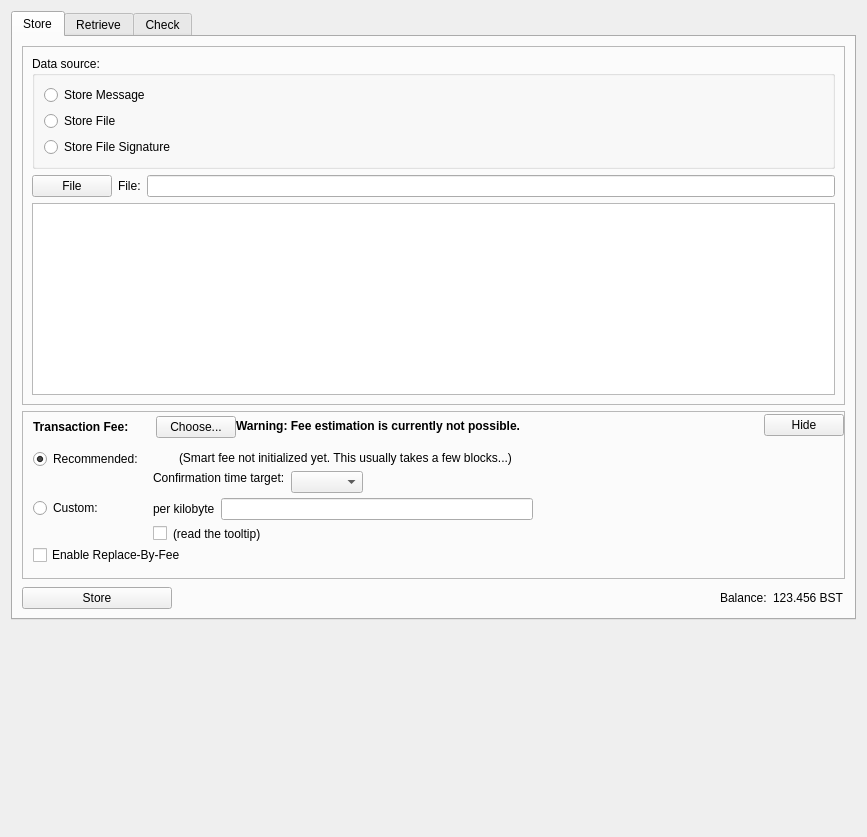
Before: the Qt Designer form src/qt/forms/datapage.ui in opodgorska/bst, drawn with Qt 5.
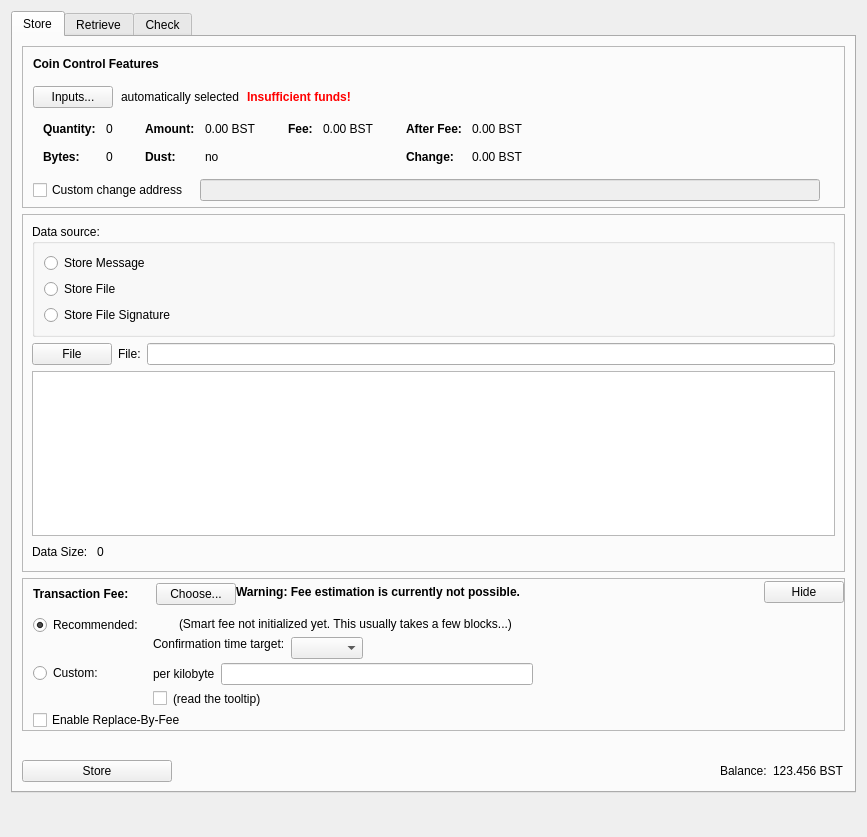
After: the same form once the commit is applied. Icons and pictures are not drawn. Custom widgets are drawn as their Qt base class.

Commit message: coin control feature added for games and blockstamp tabs

What changed in the file:
```diff
--- a/src/qt/forms/datapage.ui
+++ b/src/qt/forms/datapage.ui
@@ -24,6 +24,566 @@
        <string>Store</string>
       </attribute>
       <layout class="QVBoxLayout" name="verticalLayout_10">
+       <item>
+        <widget class="QFrame" name="frameCoinControl">
+         <property name="sizePolicy">
+          <sizepolicy hsizetype="Expanding" vsizetype="Expanding">
+           <horstretch>0</horstretch>
+           <verstretch>0</verstretch>
+          </sizepolicy>
+         </property>
+         <property name="maximumSize">
+          <size>
+           <width>16777215</width>
+           <height>16777215</height>
+          </size>
+         </property>
+         <property name="frameShape">
+          <enum>QFrame::StyledPanel</enum>
+         </property>
+         <property name="frameShadow">
+          <enum>QFrame::Sunken</enum>
+         </property>
+         <layout class="QVBoxLayout" name="verticalLayoutCoinControl2">
+          <property name="spacing">
+           <number>0</number>
+          </property>
+          <property name="leftMargin">
+           <number>0</number>
+          </property>
+          <property name="topMargin">
+           <number>0</number>
+          </property>
+          <property name="rightMargin">
+           <number>0</number>
+          </property>
+          <property name="bottomMargin">
+           <number>6</number>
+          </property>
+          <item>
+           <layout class="QVBoxLayout" name="verticalLayoutCoinControl" stretch="0,0,0,0,1">
+            <property name="spacing">
+             <number>0</number>
+            </property>
+            <property name="leftMargin">
+             <number>10</number>
+            </property>
+            <property name="topMargin">
+             <number>10</number>
+            </property>
+            <item>
+             <layout class="QHBoxLayout" name="horizontalLayoutCoinControl1">
+              <property name="bottomMargin">
+               <number>15</number>
+              </property>
+              <item>
+               <widget class="QLabel" name="labelCoinControlFeatures">
+                <property name="sizePolicy">
+                 <sizepolicy hsizetype="Preferred" vsizetype="Maximum">
+                  <horstretch>0</horstretch>
+                  <verstretch>0</verstretch>
+                 </sizepolicy>
+                </property>
+                <property name="font">
+                 <font>
+                  <weight>75</weight>
+                  <bold>true</bold>
+                 </font>
+                </property>
+                <property name="styleSheet">
+                 <string notr="true">font-weight:bold;</string>
+                </property>
+                <property name="text">
+                 <string>Coin Control Features</string>
+                </property>
+               </widget>
+              </item>
+             </layout>
+            </item>
+            <item>
+             <layout class="QHBoxLayout" name="horizontalLayoutCoinControl2" stretch="0,0,0,0">
+              <property name="spacing">
+               <number>8</number>
+              </property>
+              <property name="bottomMargin">
+               <number>10</number>
+              </property>
+              <item>
+               <widget class="QPushButton" name="pushButtonCoinControl">
+                <property name="styleSheet">
+                 <string notr="true"/>
+                </property>
+                <property name="text">
+                 <string>Inputs...</string>
+                </property>
+                <property name="autoDefault">
+                 <bool>false</bool>
+                </property>
+               </widget>
+              </item>
+              <item>
+               <widget class="QLabel" name="labelCoinControlAutomaticallySelected">
+                <property name="text">
+                 <string>automatically selected</string>
+                </property>
+                <property name="margin">
+                 <number>5</number>
+                </property>
+               </widget>
+              </item>
+              <item>
+               <widget class="QLabel" name="labelCoinControlInsuffFunds">
+                <property name="font">
+                 <font>
+                  <weight>75</weight>
+                  <bold>true</bold>
+                 </font>
+                </property>
+                <property name="styleSheet">
+                 <string notr="true">color:red;font-weight:bold;</string>
+                </property>
+                <property name="text">
+                 <string>Insufficient funds!</string>
+                </property>
+                <property name="margin">
+                 <number>5</number>
+                </property>
+               </widget>
+              </item>
+              <item>
+               <spacer name="horizontalSpacerCoinControl">
+                <property name="orientation">
+                 <enum>Qt::Horizontal</enum>
+                </property>
+                <property name="sizeHint" stdset="0">
+                 <size>
+                  <width>40</width>
+                  <height>1</height>
+                 </size>
+                </property>
+               </spacer>
+              </item>
+             </layout>
+            </item>
+            <item>
+             <widget class="QWidget" name="widgetCoinControl" native="true">
+              <property name="sizePolicy">
+               <sizepolicy hsizetype="Preferred" vsizetype="Preferred">
+                <horstretch>0</horstretch>
+                <verstretch>0</verstretch>
+               </sizepolicy>
+              </property>
+              <property name="minimumSize">
+               <size>
+                <width>0</width>
+                <height>0</height>
+               </size>
+              </property>
+              <property name="styleSheet">
+               <string notr="true"/>
+              </property>
+              <layout class="QHBoxLayout" name="horizontalLayoutCoinControl5">
+               <property name="leftMargin">
+                <number>0</number>
+               </property>
+               <property name="topMargin">
+                <number>0</number>
+               </property>
+               <property name="rightMargin">
+                <number>0</number>
+               </property>
+               <property name="bottomMargin">
+                <number>0</number>
+               </property>
+               <item>
+                <layout class="QHBoxLayout" name="horizontalLayoutCoinControl3" stretch="0,0,0,1">
+                 <property name="spacing">
+                  <number>20</number>
+                 </property>
+                 <property name="topMargin">
+                  <number>0</number>
+                 </property>
+                 <property name="bottomMargin">
+                  <number>10</number>
+                 </property>
+                 <item>
+                  <layout class="QFormLayout" name="formLayoutCoinControl1">
+                   <property name="horizontalSpacing">
+                    <number>10</number>
+                   </property>
+                   <property name="verticalSpacing">
+                    <number>14</number>
+                   </property>
+                   <property name="leftMargin">
+                    <number>10</number>
+                   </property>
+                   <property name="topMargin">
+                    <number>4</number>
+                   </property>
+                   <property name="rightMargin">
+                    <number>6</number>
+                   </property>
+                   <item row="0" column="0">
+                    <widget class="QLabel" name="labelCoinControlQuantityText">
+                     <property name="font">
+                      <font>
+                       <weight>75</weight>
+                       <bold>true</bold>
+                      </font>
+                     </property>
+                     <property name="text">
+                      <string>Quantity:</string>
+                     </property>
+                     <property name="margin">
+                      <number>0</number>
+                     </property>
+                    </widget>
+                   </item>
+                   <item row="0" column="1">
+                    <widget class="QLabel" name="labelCoinControlQuantity">
+                     <property name="cursor">
+                      <cursorShape>IBeamCursor</cursorShape>
+                     </property>
+                     <property name="contextMenuPolicy">
+                      <enum>Qt::ActionsContextMenu</enum>
+                     </property>
+                     <property name="text">
+                      <string notr="true">0</string>
+                     </property>
+                     <property name="margin">
+                      <number>0</number>
+                     </property>
+                     <property name="textInteractionFlags">
+                      <set>Qt::LinksAccessibleByMouse|Qt::TextSelectableByKeyboard|Qt::TextSelectableByMouse</set>
+                     </property>
+                    </widget>
+                   </item>
+                   <item row="1" column="0">
+                    <widget class="QLabel" name="labelCoinControlBytesText">
+                     <property name="font">
+                      <font>
+                       <weight>75</weight>
+                       <bold>true</bold>
+                      </font>
+                     </property>
+                     <property name="text">
+                      <string>Bytes:</string>
+                     </property>
+                    </widget>
+                   </item>
+                   <item row="1" column="1">
+                    <widget class="QLabel" name="labelCoinControlBytes">
+                     <property name="cursor">
+                      <cursorShape>IBeamCursor</cursorShape>
+                     </property>
+                     <property name="contextMenuPolicy">
+                      <enum>Qt::ActionsContextMenu</enum>
+                     </property>
+                     <property name="text">
+                      <string notr="true">0</string>
+                     </property>
+                     <property name="textInteractionFlags">
+                      <set>Qt::LinksAccessibleByMouse|Qt::TextSelectableByKeyboard|Qt::TextSelectableByMouse</set>
+                     </property>
+                    </widget>
+                   </item>
+                  </layout>
+                 </item>
+                 <item>
+                  <layout class="QFormLayout" name="formLayoutCoinControl2">
+                   <property name="horizontalSpacing">
+                    <number>10</number>
+                   </property>
+                   <property name="verticalSpacing">
+                    <number>14</number>
+                   </property>
+                   <property name="leftMargin">
+                    <number>6</number>
+                   </property>
+                   <property name="topMargin">
+                    <number>4</number>
+                   </property>
+                   <property name="rightMargin">
+                    <number>6</number>
+                   </property>
+                   <item row="0" column="0">
+                    <widget class="QLabel" name="labelCoinControlAmountText">
+                     <property name="font">
+                      <font>
+                       <weight>75</weight>
+                       <bold>true</bold>
+                      </font>
+                     </property>
+                     <property name="text">
+                      <string>Amount:</string>
+                     </property>
+                     <property name="margin">
+                      <number>0</number>
+                     </property>
+                    </widget>
+                   </item>
+                   <item row="0" column="1">
+                    <widget class="QLabel" name="labelCoinControlAmount">
+                     <property name="cursor">
+                      <cursorShape>IBeamCursor</cursorShape>
+                     </property>
+                     <property name="contextMenuPolicy">
+                      <enum>Qt::ActionsContextMenu</enum>
+                     </property>
+                     <property name="text">
+                      <string notr="true">0.00 BST</string>
+                     </property>
+                     <property name="textInteractionFlags">
+                      <set>Qt::LinksAccessibleByMouse|Qt::TextSelectableByKeyboard|Qt::TextSelectableByMouse</set>
+                     </property>
+                    </widget>
+                   </item>
+                   <item row="1" column="0">
+                    <widget class="QLabel" name="labelCoinControlLowOutputText">
+                     <property name="font">
+                      <font>
+                       <weight>75</weight>
+                       <bold>true</bold>
+                      </font>
+                     </property>
+                     <property name="text">
+                      <string>Dust:</string>
+                     </property>
+                    </widget>
+                   </item>
+                   <item row="1" column="1">
+                    <widget class="QLabel" name="labelCoinControlLowOutput">
+                     <property name="cursor">
+                      <cursorShape>IBeamCursor</cursorShape>
+                     </property>
+                     <property name="contextMenuPolicy">
+                      <enum>Qt::ActionsContextMenu</enum>
+                     </property>
+                     <property name="text">
+                      <string notr="true">no</string>
+                     </property>
+                     <property name="textInteractionFlags">
+                      <set>Qt::LinksAccessibleByMouse|Qt::TextSelectableByKeyboard|Qt::TextSelectableByMouse</set>
+                     </property>
+                    </widget>
+                   </item>
+                  </layout>
+                 </item>
+                 <item>
+                  <layout class="QFormLayout" name="formLayoutCoinControl3">
+                   <property name="horizontalSpacing">
+                    <number>10</number>
+                   </property>
+                   <property name="verticalSpacing">
+                    <number>14</number>
+                   </property>
+                   <property name="leftMargin">
+                    <number>6</number>
+                   </property>
+                   <property name="topMargin">
+                    <number>4</number>
+                   </property>
+                   <property name="rightMargin">
+                    <number>6</number>
+                   </property>
+                   <item row="0" column="0">
+                    <widget class="QLabel" name="labelCoinControlFeeText">
+                     <property name="font">
+                      <font>
+                       <weight>75</weight>
+                       <bold>true</bold>
+                      </font>
+                     </property>
+                     <property name="text">
+                      <string>Fee:</string>
+                     </property>
+                     <property name="margin">
+                      <number>0</number>
+                     </property>
+                    </widget>
+                   </item>
+                   <item row="0" column="1">
+                    <widget class="QLabel" name="labelCoinControlFee">
+                     <property name="cursor">
+                      <cursorShape>IBeamCursor</cursorShape>
+                     </property>
+                     <property name="contextMenuPolicy">
+                      <enum>Qt::ActionsContextMenu</enum>
+                     </property>
+                     <property name="text">
+                      <string notr="true">0.00 BST</string>
+                     </property>
+                     <property name="textInteractionFlags">
+                      <set>Qt::LinksAccessibleByMouse|Qt::TextSelectableByKeyboard|Qt::TextSelectableByMouse</set>
+                     </property>
+                    </widget>
+                   </item>
+                  </layout>
+                 </item>
+                 <item>
+                  <layout class="QFormLayout" name="formLayoutCoinControl4">
+                   <property name="horizontalSpacing">
+                    <number>10</number>
+                   </property>
+                   <property name="verticalSpacing">
+                    <number>14</number>
+                   </property>
+                   <property name="leftMargin">
+                    <number>6</number>
+                   </property>
+                   <property name="topMargin">
+                    <number>4</number>
+                   </property>
+                   <property name="rightMargin">
+                    <number>6</number>
+                   </property>
+                   <item row="0" column="0">
+                    <widget class="QLabel" name="labelCoinControlAfterFeeText">
+                     <property name="font">
+                      <font>
+                       <weight>75</weight>
+                       <bold>true</bold>
+                      </font>
+                     </property>
+                     <property name="text">
+                      <string>After Fee:</string>
+                     </property>
+                     <property name="margin">
+                      <number>0</number>
+                     </property>
+                    </widget>
+                   </item>
+                   <item row="0" column="1">
+                    <widget class="QLabel" name="labelCoinControlAfterFee">
+                     <property name="cursor">
+                      <cursorShape>IBeamCursor</cursorShape>
+                     </property>
+                     <property name="contextMenuPolicy">
+                      <enum>Qt::ActionsContextMenu</enum>
+                     </property>
+                     <property name="text">
+                      <string notr="true">0.00 BST</string>
+                     </property>
+                     <property name="textInteractionFlags">
+                      <set>Qt::LinksAccessibleByMouse|Qt::TextSelectableByKeyboard|Qt::TextSelectableByMouse</set>
+                     </property>
+                    </widget>
+                   </item>
+                   <item row="1" column="0">
+                    <widget class="QLabel" name="labelCoinControlChangeText">
+                     <property name="font">
+                      <font>
+                       <weight>75</weight>
+                       <bold>true</bold>
+                      </font>
+                     </property>
+                     <property name="text">
+                      <string>Change:</string>
+                     </property>
+                    </widget>
+                   </item>
+                   <item row="1" column="1">
+                    <widget class="QLabel" name="labelCoinControlChange">
+                     <property name="cursor">
+                      <cursorShape>IBeamCursor</cursorShape>
+                     </property>
+                     <property name="contextMenuPolicy">
+                      <enum>Qt::ActionsContextMenu</enum>
+                     </property>
+                     <property name="text">
+                      <string notr="true">0.00 BST</string>
+                     </property>
+                     <property name="textInteractionFlags">
+                      <set>Qt::LinksAccessibleByMouse|Qt::TextSelectableByKeyboard|Qt::TextSelectableByMouse</set>
+                     </property>
+                    </widget>
+                   </item>
+                  </layout>
+                 </item>
+                </layout>
+               </item>
+              </layout>
+             </widget>
+            </item>
+            <item>
+             <layout class="QHBoxLayout" name="horizontalLayoutCoinControl4" stretch="0,0,0">
+              <property name="spacing">
+               <number>12</number>
+              </property>
+              <property name="sizeConstraint">
+               <enum>QLayout::SetDefaultConstraint</enum>
+              </property>
+              <property name="topMargin">
+               <number>5</number>
+              </property>
+              <property name="rightMargin">
+               <number>5</number>
+              </property>
+              <item>
+               <widget class="QCheckBox" name="checkBoxCoinControlChange">
+                <property name="toolTip">
+                 <string>If this is activated, but the change address is empty or invalid, change will be sent to a newly generated address.</string>
+                </property>
+                <property name="text">
+                 <string>Custom change address</string>
+                </property>
+               </widget>
+              </item>
+              <item>
+               <widget class="QValidatedLineEdit" name="lineEditCoinControlChange">
+                <property name="enabled">
+                 <bool>false</bool>
+                </property>
+                <property name="sizePolicy">
+                 <sizepolicy hsizetype="Expanding" vsizetype="Fixed">
+                  <horstretch>0</horstretch>
+                  <verstretch>0</verstretch>
+                 </sizepolicy>
+                </property>
+               </widget>
+              </item>
+              <item>
+               <widget class="QLabel" name="labelCoinControlChangeLabel">
+                <property name="sizePolicy">
+                 <sizepolicy hsizetype="Preferred" vsizetype="Expanding">
+                  <horstretch>0</horstretch>
+                  <verstretch>0</verstretch>
+                 </sizepolicy>
+                </property>
+                <property name="minimumSize">
+                 <size>
+                  <width>0</width>
+                  <height>0</height>
+                 </size>
+                </property>
+                <property name="text">
+                 <string/>
+                </property>
+                <property name="margin">
+                 <number>3</number>
+                </property>
+               </widget>
+              </item>
+             </layout>
+            </item>
+            <item>
+             <spacer name="verticalSpacerCoinControl">
+              <property name="orientation">
+               <enum>Qt::Vertical</enum>
+              </property>
+              <property name="sizeHint" stdset="0">
+               <size>
+                <width>800</width>
+                <height>1</height>
+               </size>
+              </property>
+             </spacer>
+            </item>
+           </layout>
+          </item>
+         </layout>
+        </widget>
+       </item>
        <item>
         <layout class="QVBoxLayout" name="verticalLayout_6">
          <item>
@@ -132,6 +692,37 @@
               </property>
              </widget>
             </item>
+            <item>
+             <layout class="QHBoxLayout" name="horizontalLayout_20">
+              <item>
+               <widget class="QLabel" name="dataSizeTextLabel">
+                <property name="text">
+                 <string>Data Size: </string>
+                </property>
+               </widget>
+              </item>
+              <item>
+               <widget class="QLabel" name="dataSizeLabel">
+                <property name="text">
+                 <string>0</string>
+                </property>
+               </widget>
+              </item>
+              <item>
+               <spacer name="horizontalSpacer_5">
+                <property name="orientation">
+                 <enum>Qt::Horizontal</enum>
+                </property>
+                <property name="sizeHint" stdset="0">
+                 <size>
+                  <width>40</width>
+                  <height>20</height>
+                 </size>
+                </property>
+               </spacer>
+              </item>
+             </layout>
+            </item>
            </layout>
           </widget>
          </item>
@@ -649,7 +1240,7 @@
          <property name="sizeHint" stdset="0">
           <size>
            <width>0</width>
-           <height>0</height>
+           <height>50</height>
           </size>
          </property>
         </spacer>
@@ -1094,6 +1685,11 @@
   </layout>
  </widget>
  <customwidgets>
+  <customwidget>
+   <class>QValidatedLineEdit</class>
+   <extends>QLineEdit</extends>
+   <header>qt/qvalidatedlineedit.h</header>
+  </customwidget>
   <customwidget>
    <class>BitcoinAmountField</class>
    <extends>QLineEdit</extends>
```
The commit also changes 9 other files.
